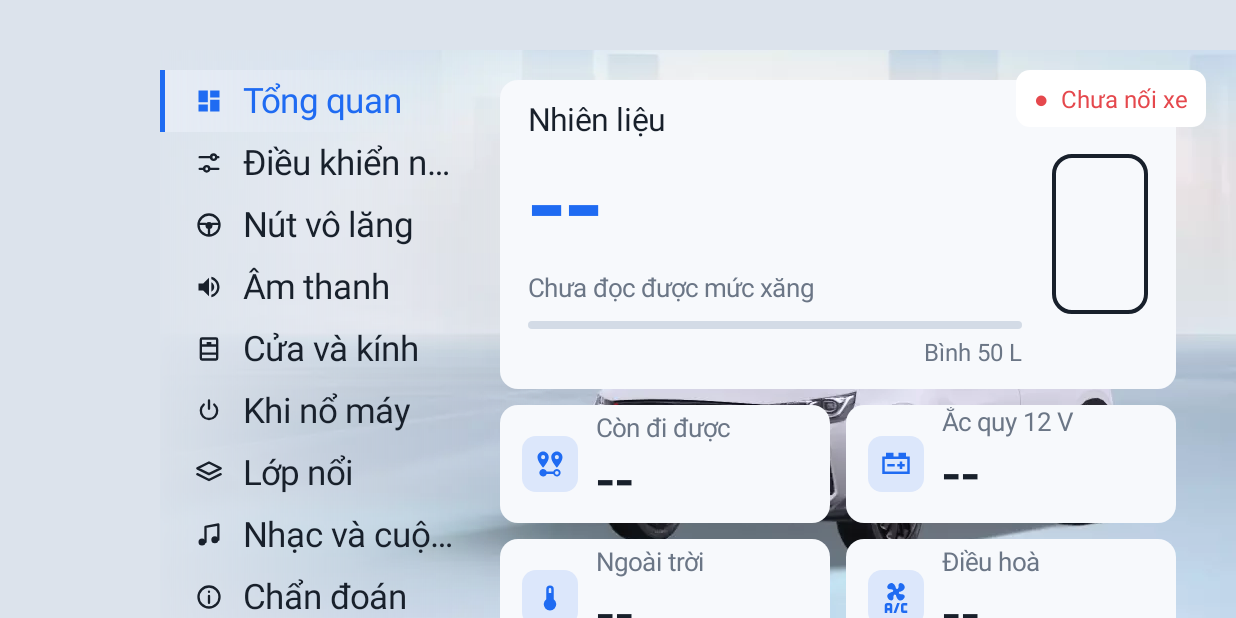
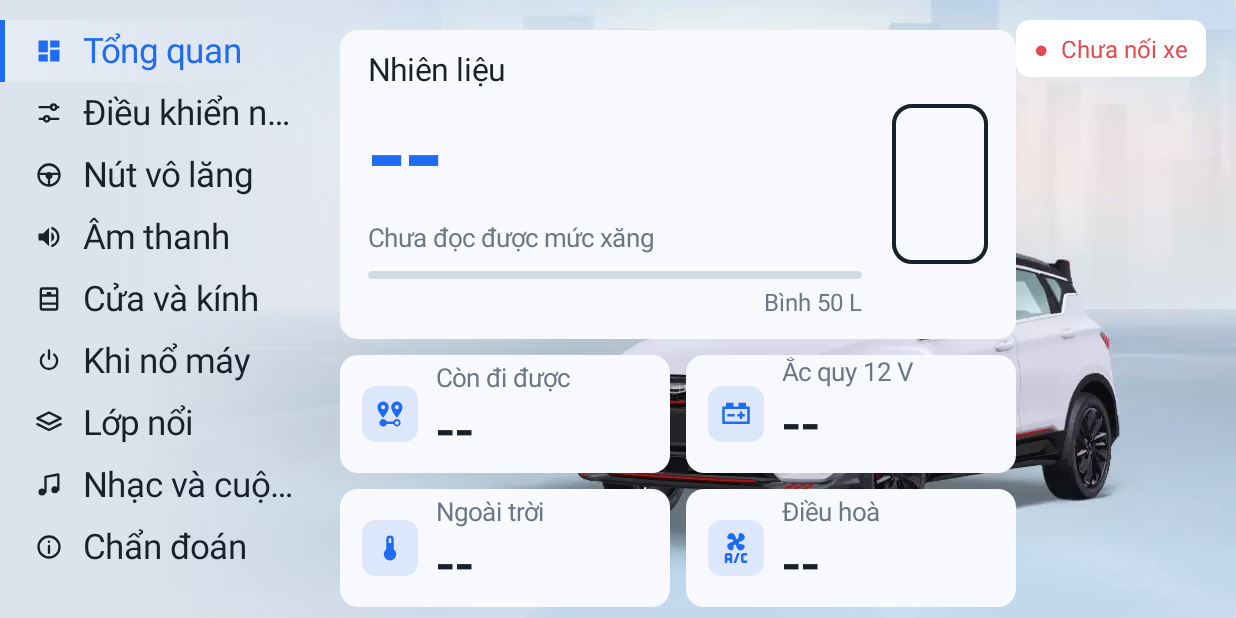
Before and after one commit to meomeo2099/THT-Hub, an Android app: the screen it shows after launch (MainActivity), on a phone screen of 824 x 412 dp (held sideways). Run offline under Robolectric (Android 15) with nearby library versions, the phone set to English and light mode, and no system bars.

Commit message:
Bỏ lề mặc định 160/50: trên Coolray cửa sổ app đã nằm sau thanh OEM, cộng thêm làm lệch giao diện
Co-Authored-By: Claude Opus 5.5 <noreply@anthropic.com>

```diff
--- a/app/src/main/java/vn/tht/hub/MainActivity.kt
+++ b/app/src/main/java/vn/tht/hub/MainActivity.kt
@@ -35,12 +35,6 @@ import vn.tht.hub.vehicle.PlatformSignature
  * ảnh Coolray mờ dần bên phải. Trang: Tổng quan, Điều khiển nhanh, Khi nổ máy, Lớp nổi, Nhạc và cuộc gọi, Chẩn đoán.
  */
 class MainActivity : Activity() {
-
-    private companion object {
-        /** Thanh OEM bên trái và vùng trạng thái trên của Coolray 2025 (px, 160 dpi). */
-        const val STOCK_LEFT = 160
-        const val STOCK_TOP = 50
-    }
 
     private enum class Page(val title: String, val icon: Int) {
         OVERVIEW("Tổng quan", R.drawable.ic_nav_overview),
@@ -101,13 +95,10 @@ class MainActivity : Activity() {
         p = Palette.of(this)
         window.statusBarColor = p.bg
         val root = FrameLayout(this).apply { setBackgroundColor(p.bg) }
-        // Chừa giao diện gốc của xe: thanh OEM trái và vùng trạng thái trên (Coolray: mStable=[160,50][1920,720]).
-        // Lấy theo khoảng hệ thống báo; hệ thống báo 0 thì dùng mặc định của xe.
-        root.setPadding(STOCK_LEFT, STOCK_TOP, 0, 0)
+        // Chừa giao diện gốc của xe chỉ theo insets hệ thống báo (không tự đặt lề mặc định).
         root.setOnApplyWindowInsetsListener { v, ins ->
-            val left = maxOf(ins.systemWindowInsetLeft, ins.stableInsetLeft).takeIf { it > 0 } ?: STOCK_LEFT
-            val top = maxOf(ins.systemWindowInsetTop, ins.stableInsetTop).takeIf { it > 0 } ?: STOCK_TOP
-            v.setPadding(left, top, ins.systemWindowInsetRight, ins.systemWindowInsetBottom)
+            // Trên Coolray cửa sổ app đã được đặt sẵn sau thanh OEM (x ≥ 160) nên insets = 0: KHÔNG cộng thêm lề.
+            v.setPadding(ins.systemWindowInsetLeft, ins.systemWindowInsetTop, ins.systemWindowInsetRight, ins.systemWindowInsetBottom)
             ins.consumeSystemWindowInsets()
         }
         root.requestApplyInsets()
```
